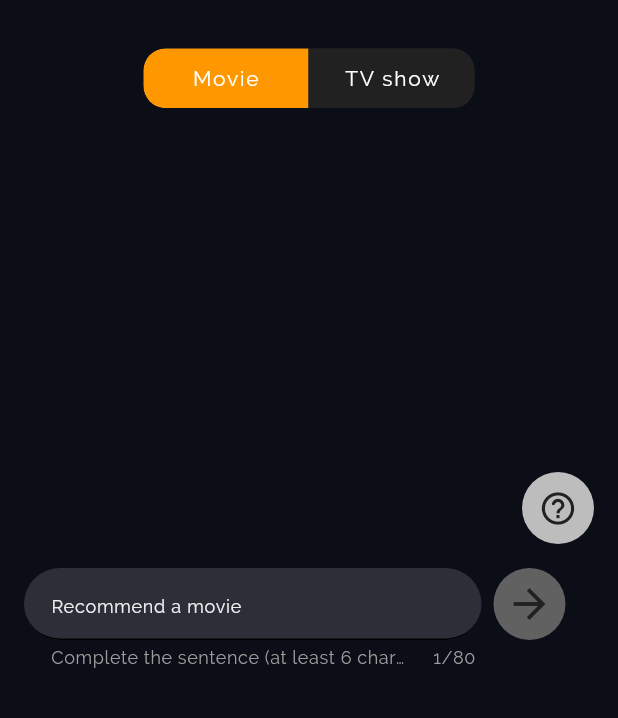
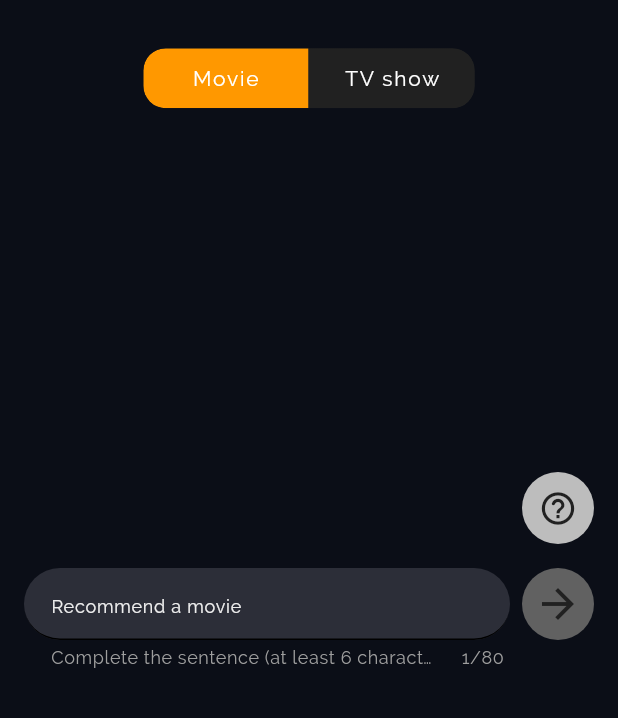
Before and after one commit to filippefrulli/watch-next, a Flutter app: the MainMenuPage screen opened by its route, on a phone screen of 412 x 824 dp, the part 518-1236 px from its top. Run offline on Flutter 3.47's test engine with Material 3 defaults, Android fonts, the phone set to English and light mode, and no system bars; drawn by our look-alikes of delayed_display, oktoast, toggle_switch; our stand-ins replace auto_size_text, cached_network_image, easy_localization, firebase_analytics, firebase_core, fluttertoast and 6 more; missing offline and left inert: chat_gpt_sdk, tutorial_coach_mark; accounts and stored records are empty.

```diff
--- a/lib/pages/main_menu_page.dart
+++ b/lib/pages/main_menu_page.dart
@@ -216,7 +216,7 @@ class _MainMenuPageState extends State<MainMenuPage> {
       mainAxisSize: MainAxisSize.min,
       children: [
         SizedBox(
-          width: 305,
+          width: MediaQuery.of(context).size.width - 88,
           child: TextField(
             key: textFieldKey,
             autofocus: false,
@@ -229,7 +229,7 @@ class _MainMenuPageState extends State<MainMenuPage> {
             style: Theme.of(context).textTheme.titleMedium,
             decoration: InputDecoration(
               filled: true,
-              fillColor: Color.fromARGB(255, 44, 46, 56),
+              fillColor: const Color.fromARGB(255, 44, 46, 56),
               helperText: "complete_sentence".tr(),
               prefixText: typeIsMovie == 0 ? "recommend_a_movie".tr() : "recommend_a_show".tr(),
               prefixStyle: Theme.of(context).textTheme.displaySmall!.copyWith(fontSize: 12, letterSpacing: 0.5),
--- a/pubspec.yaml
+++ b/pubspec.yaml
@@ -16,7 +16,7 @@ publish_to: 'none' # Remove this line if you wish to publish to pub.dev
 # https://developer.apple.com/library/archive/documentation/General/Reference/InfoPlistKeyReference/Articles/CoreFoundationKeys.html
 # In Windows, build-name is used as the major, minor, and patch parts
 # of the product and file versions while build-number is used as the build suffix.
-version: 1.5.0+11
+version: 1.6.0+13
 
 environment:
   sdk: '>=2.19.3 <3.0.0'
```
Also changed, not shown: 4 other files.
